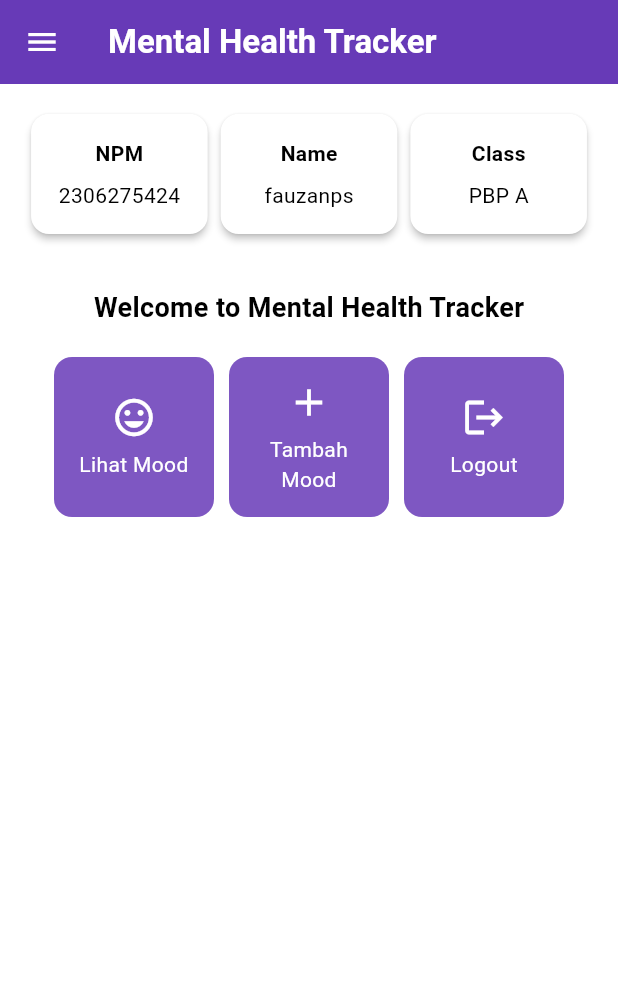
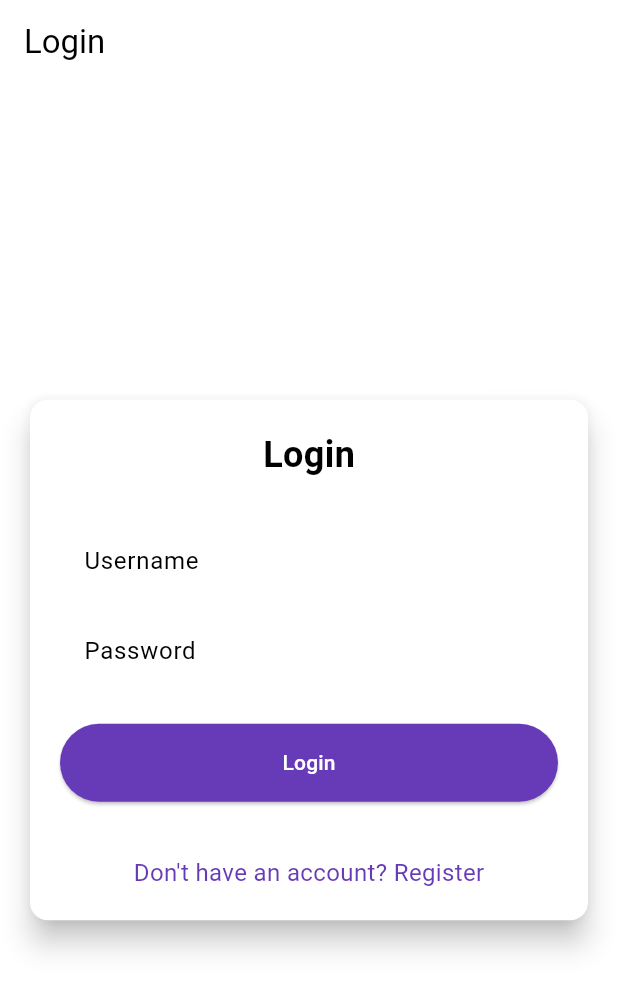
Before and after one commit to dunnowhoo/mental-health-tracker-mobile, a Flutter app: the screen it shows after launch, on a phone screen of 412 x 824 dp. Shown: the top 991 px of the screen. Run offline on Flutter 3.47's test engine with Material 3 defaults, Android fonts, the phone set to English and light mode, and no system bars; missing offline and left inert: pbp_django_auth.

Commit message:
Tutorial 8 Selesai

```diff
--- a/lib/main.dart
+++ b/lib/main.dart
@@ -1,5 +1,8 @@
 import 'package:flutter/material.dart';
 import 'package:mental_health_tracker/screens/menu.dart';
+import 'package:pbp_django_auth/pbp_django_auth.dart';
+import 'package:provider/provider.dart';
+import 'package:mental_health_tracker/screens/login.dart';
 
 void main() {
   runApp(const MyApp());
@@ -8,18 +11,23 @@ void main() {
 class MyApp extends StatelessWidget {
   const MyApp({super.key});
 
-  // This widget is the root of your application.
   @override
   Widget build(BuildContext context) {
-    return MaterialApp(
-      title: 'Flutter Demo',
-      theme: ThemeData(
-        colorScheme: ColorScheme.fromSwatch(
-          primarySwatch: Colors.deepPurple,
-        ).copyWith(secondary: Colors.deepPurple[400]),
-        useMaterial3: true,
+    return Provider(
+      create: (_) {
+        CookieRequest request = CookieRequest();
+        return request;
+      },
+      child: MaterialApp(
+        title: 'Mental Health Tracker',
+        theme: ThemeData(
+          useMaterial3: true,
+          colorScheme: ColorScheme.fromSwatch(
+            primarySwatch: Colors.deepPurple,
+          ).copyWith(secondary: Colors.deepPurple[400]),
+        ),
+        home: const LoginPage(),
       ),
-      home: MyHomePage(), // Assign MyHomePage to the home property
     );
   }
 }
--- /dev/null
+++ b/lib/screens/login.dart
@@ -0,0 +1,182 @@
+import 'package:mental_health_tracker/screens/menu.dart';
+import 'package:flutter/material.dart';
+import 'package:pbp_django_auth/pbp_django_auth.dart';
+import 'package:provider/provider.dart';
+// TODO: Import halaman RegisterPage jika sudah dibuat
+import 'package:mental_health_tracker/screens/register.dart';
+
+void main() {
+  runApp(const LoginApp());
+}
+
+class LoginApp extends StatelessWidget {
+  const LoginApp({super.key});
+
+  @override
+  Widget build(BuildContext context) {
+    return MaterialApp(
+      title: 'Login',
+      theme: ThemeData(
+        useMaterial3: true,
+        colorScheme: ColorScheme.fromSwatch(
+          primarySwatch: Colors.deepPurple,
+        ).copyWith(secondary: Colors.deepPurple[400]),
+      ),
+      home: const LoginPage(),
+    );
+  }
+}
+
+class LoginPage extends StatefulWidget {
+  const LoginPage({super.key});
+
+  @override
+  State<LoginPage> createState() => _LoginPageState();
+}
+
+class _LoginPageState extends State<LoginPage> {
+  final TextEditingController _usernameController = TextEditingController();
+  final TextEditingController _passwordController = TextEditingController();
+
+  @override
+  Widget build(BuildContext context) {
+    final request = context.watch<CookieRequest>();
+
+    return Scaffold(
+      appBar: AppBar(
+        title: const Text('Login'),
+      ),
+      body: Center(
+        child: SingleChildScrollView(
+          padding: const EdgeInsets.all(16.0),
+          child: Card(
+            elevation: 8,
+            shape: RoundedRectangleBorder(
+              borderRadius: BorderRadius.circular(12.0),
+            ),
+            child: Padding(
+              padding: const EdgeInsets.all(20.0),
+              child: Column(
+                mainAxisSize: MainAxisSize.min,
+                children: [
+                  const Text(
+                    'Login',
+                    style: TextStyle(
+                      fontSize: 24.0,
+                      fontWeight: FontWeight.bold,
+                    ),
+                  ),
+                  const SizedBox(height: 30.0),
+                  TextField(
+                    controller: _usernameController,
+                    decoration: const InputDecoration(
+                      labelText: 'Username',
+                      hintText: 'Enter your username',
+                      border: OutlineInputBorder(
+                        borderRadius: BorderRadius.all(Radius.circular(12.0)),
+                      ),
+                      contentPadding:
+                          EdgeInsets.symmetric(horizontal: 12.0, vertical: 8.0),
+                    ),
+                  ),
+                  const SizedBox(height: 12.0),
+                  TextField(
+                    controller: _passwordController,
+                    decoration: const InputDecoration(
+                      labelText: 'Password',
+                      hintText: 'Enter your password',
+                      border: OutlineInputBorder(
+                        borderRadius: BorderRadius.all(Radius.circular(12.0)),
+                      ),
+                      contentPadding:
+                          EdgeInsets.symmetric(horizontal: 12.0, vertical: 8.0),
+                    ),
+                    obscureText: true,
+                  ),
+                  const SizedBox(height: 24.0),
+                  ElevatedButton(
+                    onPressed: () async {
+                      String username = _usernameController.text;
+                      String password = _passwordController.text;
+
+                      // Cek kredensial
+                      // TODO: Ganti URL dan jangan lupa tambahkan trailing slash (/) di akhir URL!
+                      // Untuk menyambungkan Android emulator dengan Django pada localhost,
+                      // gunakan URL http://10.0.2.2/
+                      final response = await request
+                          .login("http://localhost:57825/auth/login/", {
+                        'username': username,
+                        'password': password,
+                      });
+
+                      if (request.loggedIn) {
+                        String message = response['message'];
+                        String uname = response['username'];
+                        if (context.mounted) {
+                          Navigator.pushReplacement(
+                            context,
+                            MaterialPageRoute(
+                                builder: (context) => MyHomePage()),
+                          );
+                          ScaffoldMessenger.of(context)
+                            ..hideCurrentSnackBar()
+                            ..showSnackBar(
+                              SnackBar(
+                                  content:
+                                      Text("$message Selamat datang, $uname.")),
+                            );
+                        }
+                      } else {
+                        if (context.mounted) {
+                          showDialog(
+                            context: context,
+                            builder: (context) => AlertDialog(
+                              title: const Text('Login Gagal'),
+                              content: Text(response['message']),
+                              actions: [
+                                TextButton(
+                                  child: const Text('OK'),
+                                  onPressed: () {
+                                    Navigator.pop(context);
+                                  },
+                                ),
+                              ],
+                            ),
+                          );
+                        }
+                      }
+                    },
+                    style: ElevatedButton.styleFrom(
+                      foregroundColor: Colors.white,
+                      minimumSize: Size(double.infinity, 50),
+                      backgroundColor: Theme.of(context).colorScheme.primary,
+                      padding: const EdgeInsets.symmetric(vertical: 16.0),
+                    ),
+                    child: const Text('Login'),
+                  ),
+                  const SizedBox(height: 36.0),
+                  GestureDetector(
+                    onTap: () {
+                      Navigator.push(
+                        context,
+                        MaterialPageRoute(
+                            builder: (context) => const RegisterPage()),
+                      );
+                    },
+                    child: Text(
+                      'Don\'t have an account? Register',
+                      style: TextStyle(
+                        color: Theme.of(context).colorScheme.primary,
+                        fontSize: 16.0,
+                      ),
+                    ),
+                  ),
+                ],
+              ),
+            ),
+          ),
+        ),
+      ),
+    );
+  }
+}
--- a/pubspec.yaml
+++ b/pubspec.yaml
@@ -35,6 +35,9 @@ dependencies:
   # The following adds the Cupertino Icons font to your application.
   # Use with the CupertinoIcons class for iOS style icons.
   cupertino_icons: ^1.0.8
+  provider: ^6.1.2
+  pbp_django_auth: ^0.4.0
+  http: ^1.2.2
 
 dev_dependencies:
   flutter_test:
@@ -45,7 +48,7 @@ dev_dependencies:
   # activated in the `analysis_options.yaml` file located at the root of your
   # package. See that file for information about deactivating specific lint
   # rules and activating additional ones.
-  flutter_lints: ^4.0.0
+  flutter_lints: ^5.0.0
 
 # For information on the generic Dart part of this file, see the
 # following page: https://dart.dev/tools/pub/pubspec
```
Also changed, not shown: lib/models/mood_entry.dart (added, +68 -0 lines), lib/screens/list_moodentry.dart (added, +90 -0 lines), lib/screens/moodentry_form.dart (+36 -27 lines), lib/screens/register.dart (added, +166 -0 lines), lib/widgets/mood_card.dart (+36 -1 lines), pubspec.lock, 5 other files.
